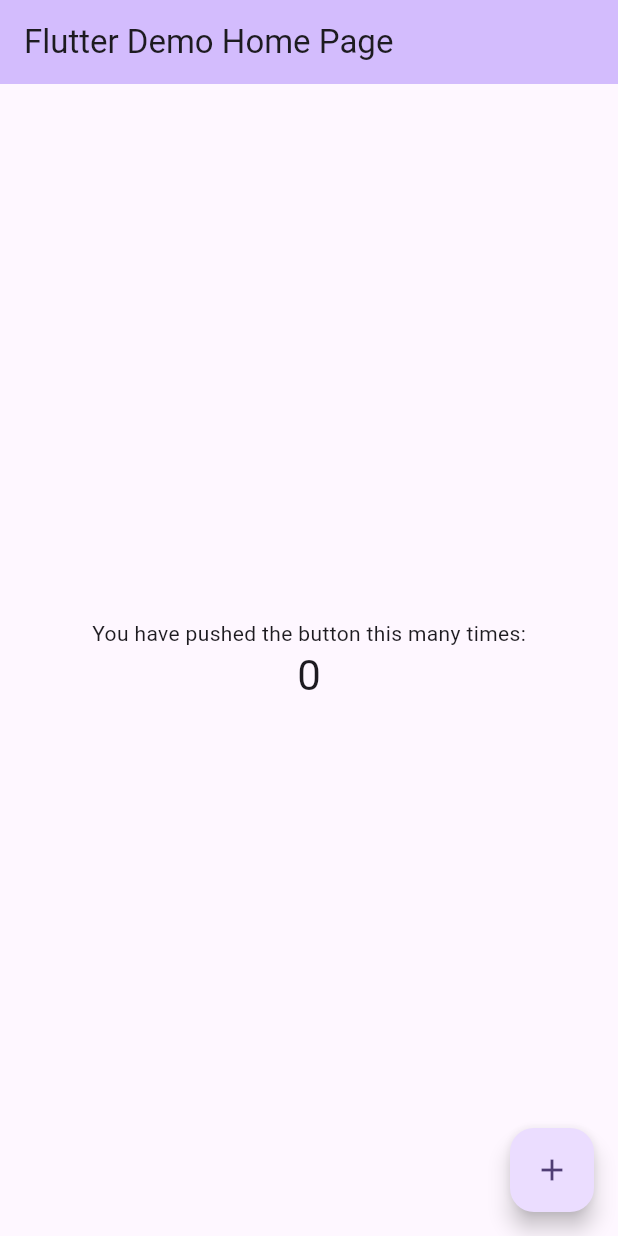
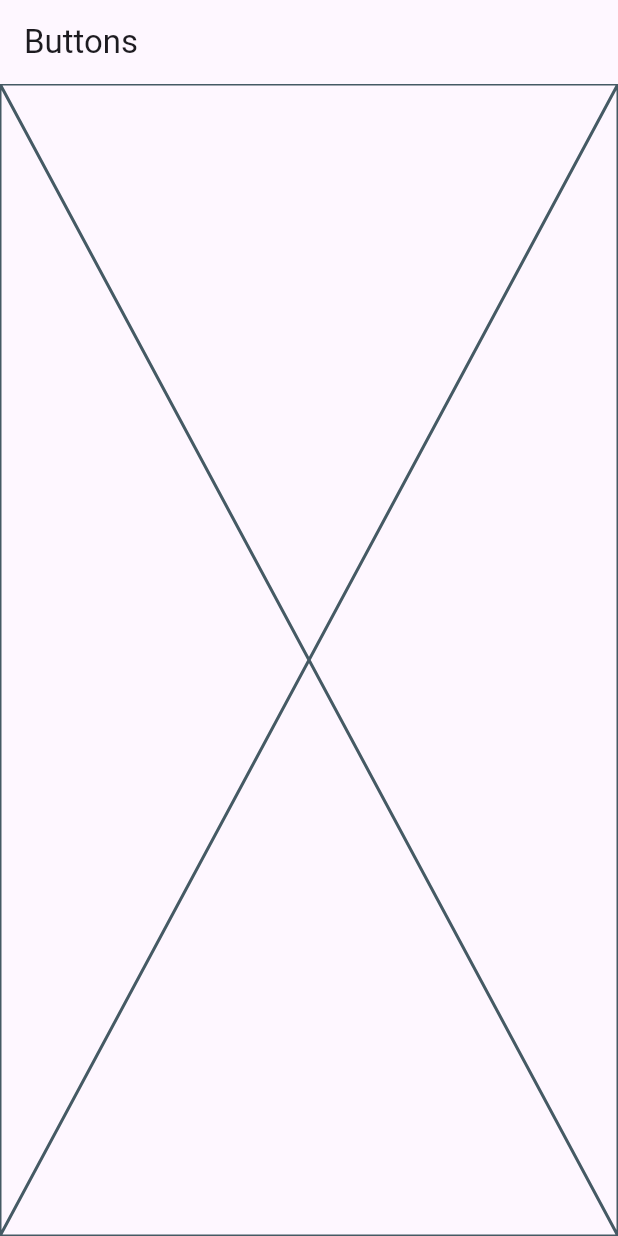
Before and after one commit to abidroid/session8, a Flutter app: the screen it shows after launch, on a phone screen of 412 x 824 dp. Run offline on Flutter 3.47's test engine with Material 3 defaults, Android fonts, the phone set to English and light mode, and no system bars.

Commit message:
button demo screen added
we will cover button here

```diff
--- a/lib/main.dart
+++ b/lib/main.dart
@@ -1,4 +1,5 @@
 import 'package:flutter/material.dart';
+import 'package:session8/screens/button_demo_screen.dart';
 
 void main() {
   runApp(const MyApp());
@@ -13,113 +14,11 @@ class MyApp extends StatelessWidget {
     return MaterialApp(
       title: 'Flutter Demo',
       theme: ThemeData(
-        // This is the theme of your application.
-        //
-        // TRY THIS: Try running your application with "flutter run". You'll see
-        // the application has a purple toolbar. Then, without quitting the app,
-        // try changing the seedColor in the colorScheme below to Colors.green
-        // and then invoke "hot reload" (save your changes or press the "hot
-        // reload" button in a Flutter-supported IDE, or press "r" if you used
-        // the command line to start the app).
-        //
-        // Notice that the counter didn't reset back to zero; the application
-        // state is not lost during the reload. To reset the state, use hot
-        // restart instead.
-        //
-        // This works for code too, not just values: Most code changes can be
-        // tested with just a hot reload.
+
         colorScheme: ColorScheme.fromSeed(seedColor: Colors.deepPurple),
         useMaterial3: true,
       ),
-      home: const MyHomePage(title: 'Flutter Demo Home Page'),
+      home: const ButtonDemoScreen(),
     );
   }
 }
-
-class MyHomePage extends StatefulWidget {
-  const MyHomePage({super.key, required this.title});
-
-  // This widget is the home page of your application. It is stateful, meaning
-  // that it has a State object (defined below) that contains fields that affect
-  // how it looks.
-
-  // This class is the configuration for the state. It holds the values (in this
-  // case the title) provided by the parent (in this case the App widget) and
-  // used by the build method of the State. Fields in a Widget subclass are
-  // always marked "final".
-
-  final String title;
-
-  @override
-  State<MyHomePage> createState() => _MyHomePageState();
-}
-
-class _MyHomePageState extends State<MyHomePage> {
-  int _counter = 0;
-
-  void _incrementCounter() {
-    setState(() {
-      // This call to setState tells the Flutter framework that something has
-      // changed in this State, which causes it to rerun the build method below
-      // so that the display can reflect the updated values. If we changed
-      // _counter without calling setState(), then the build method would not be
-      // called again, and so nothing would appear to happen.
-      _counter++;
-    });
-  }
-
-  @override
-  Widget build(BuildContext context) {
-    // This method is rerun every time setState is called, for instance as done
-    // by the _incrementCounter method above.
-    //
-    // The Flutter framework has been optimized to make rerunning build methods
-    // fast, so that you can just rebuild anything that needs updating rather
-    // than having to individually change instances of widgets.
-    return Scaffold(
-      appBar: AppBar(
-        // TRY THIS: Try changing the color here to a specific color (to
-        // Colors.amber, perhaps?) and trigger a hot reload to see the AppBar
-        // change color while the other colors stay the same.
-        backgroundColor: Theme.of(context).colorScheme.inversePrimary,
-        // Here we take the value from the MyHomePage object that was created by
-        // the App.build method, and use it to set our appbar title.
-        title: Text(widget.title),
-      ),
-      body: Center(
-        // Center is a layout widget. It takes a single child and positions it
-        // in the middle of the parent.
-        child: Column(
-          // Column is also a layout widget. It takes a list of children and
-          // arranges them vertically. By default, it sizes itself to fit its
-          // children horizontally, and tries to be as tall as its parent.
-          //
-          // Column has various properties to control how it sizes itself and
-          // how it positions its children. Here we use mainAxisAlignment to
-          // center the children vertically; the main axis here is the vertical
-          // axis because Columns are vertical (the cross axis would be
-          // horizontal).
-          //
-          // TRY THIS: Invoke "debug painting" (choose the "Toggle Debug Paint"
-          // action in the IDE, or press "p" in the console), to see the
-          // wireframe for each widget.
-          mainAxisAlignment: MainAxisAlignment.center,
-          children: <Widget>[
-            const Text(
-              'You have pushed the button this many times:',
-            ),
-            Text(
-              '$_counter',
-              style: Theme.of(context).textTheme.headlineMedium,
-            ),
-          ],
-        ),
-      ),
-      floatingActionButton: FloatingActionButton(
-        onPressed: _incrementCounter,
-        tooltip: 'Increment',
-        child: const Icon(Icons.add),
-      ), // This trailing comma makes auto-formatting nicer for build methods.
-    );
-  }
-}
--- /dev/null
+++ b/lib/screens/button_demo_screen.dart
@@ -0,0 +1,15 @@
+import 'package:flutter/material.dart';
+
+class ButtonDemoScreen extends StatelessWidget {
+  const ButtonDemoScreen({super.key});
+
+  @override
+  Widget build(BuildContext context) {
+    return Scaffold(
+      appBar: AppBar(
+        title: const Text('Buttons'),
+      ),
+      body: const Placeholder(),
+    );
+  }
+}
```
